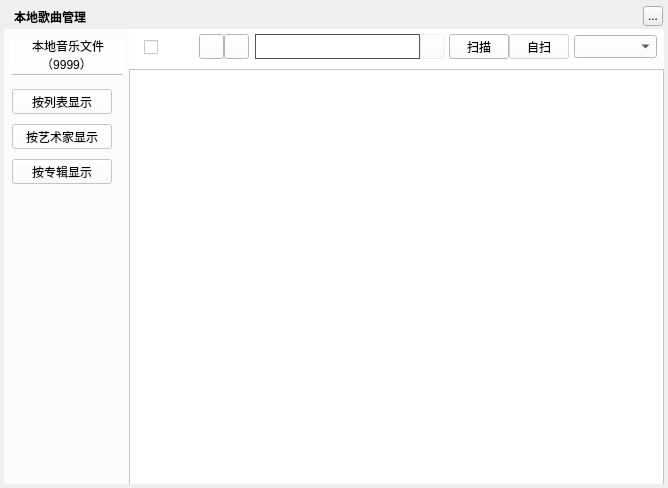
The window that TTKCore/musicUiKits/musicToolsetsKits/musiclocalsongsmanagerwidget.ui (Greedysky/TTKMusicPlayer) describes before a commit, drawn with Qt 5.
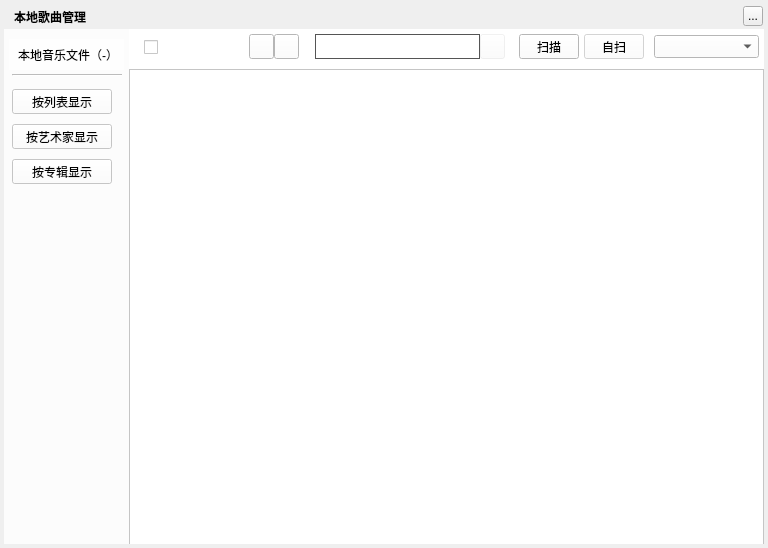
The same window after the commit. Icons and pictures are not drawn. Custom widgets are drawn as their Qt base class.

Diff of the .ui file:
```diff
--- a/TTKCore/musicUiKits/musicToolsetsKits/musiclocalsongsmanagerwidget.ui
+++ b/TTKCore/musicUiKits/musicToolsetsKits/musiclocalsongsmanagerwidget.ui
@@ -6,8 +6,8 @@
    <rect>
     <x>0</x>
     <y>0</y>
-    <width>668</width>
-    <height>488</height>
+    <width>768</width>
+    <height>548</height>
    </rect>
   </property>
   <property name="windowTitle">
@@ -21,8 +21,8 @@
     <rect>
      <x>4</x>
      <y>4</y>
-     <width>660</width>
-     <height>480</height>
+     <width>760</width>
+     <height>540</height>
     </rect>
    </property>
    <property name="text">
@@ -34,7 +34,7 @@
     <rect>
      <x>14</x>
      <y>4</y>
-     <width>100</width>
+     <width>181</width>
      <height>25</height>
     </rect>
    </property>
@@ -48,7 +48,7 @@
   <widget class="QToolButton" name="topTitleCloseButton">
    <property name="geometry">
     <rect>
-     <x>643</x>
+     <x>743</x>
      <y>6</y>
      <width>20</width>
      <height>20</height>
@@ -64,7 +64,7 @@
      <x>4</x>
      <y>29</y>
      <width>125</width>
-     <height>455</height>
+     <height>515</height>
     </rect>
    </property>
    <property name="styleSheet">
@@ -106,7 +106,7 @@
      </rect>
     </property>
     <property name="text">
-     <string> 本地音乐文件（9999）</string>
+     <string> 本地音乐文件（-）</string>
     </property>
     <property name="alignment">
      <set>Qt::AlignCenter</set>
@@ -147,8 +147,8 @@
     <rect>
      <x>129</x>
      <y>29</y>
-     <width>535</width>
-     <height>455</height>
+     <width>635</width>
+     <height>515</height>
     </rect>
    </property>
    <property name="styleSheet">
@@ -159,7 +159,7 @@
      <rect>
       <x>15</x>
       <y>10</y>
-      <width>52</width>
+      <width>75</width>
       <height>16</height>
      </rect>
     </property>
@@ -167,7 +167,7 @@
    <widget class="QToolButton" name="auditionButton">
     <property name="geometry">
      <rect>
-      <x>70</x>
+      <x>120</x>
       <y>5</y>
       <width>25</width>
       <height>25</height>
@@ -177,7 +177,7 @@
    <widget class="QToolButton" name="addButton">
     <property name="geometry">
      <rect>
-      <x>95</x>
+      <x>145</x>
       <y>5</y>
       <width>25</width>
       <height>25</height>
@@ -187,7 +187,7 @@
    <widget class="QLineEdit" name="searchLineEdit">
     <property name="geometry">
      <rect>
-      <x>126</x>
+      <x>186</x>
       <y>5</y>
       <width>165</width>
       <height>25</height>
@@ -200,7 +200,7 @@
    <widget class="QPushButton" name="scanButton">
     <property name="geometry">
      <rect>
-      <x>320</x>
+      <x>390</x>
       <y>5</y>
       <width>60</width>
       <height>25</height>
@@ -213,7 +213,7 @@
    <widget class="QPushButton" name="searchLineLabel">
     <property name="geometry">
      <rect>
-      <x>291</x>
+      <x>351</x>
       <y>5</y>
       <width>25</width>
       <height>25</height>
@@ -236,9 +236,9 @@
    <widget class="QComboBox" name="filterComboBox">
     <property name="geometry">
      <rect>
-      <x>445</x>
+      <x>525</x>
       <y>6</y>
-      <width>83</width>
+      <width>105</width>
       <height>23</height>
      </rect>
     </property>
@@ -248,7 +248,7 @@
      <rect>
       <x>0</x>
       <y>0</y>
-      <width>536</width>
+      <width>636</width>
       <height>40</height>
      </rect>
     </property>
@@ -258,7 +258,7 @@
     <widget class="QPushButton" name="scanCustButton">
      <property name="geometry">
       <rect>
-       <x>380</x>
+       <x>455</x>
        <y>5</y>
        <width>60</width>
        <height>25</height>
@@ -274,8 +274,8 @@
      <rect>
       <x>0</x>
       <y>40</y>
-      <width>535</width>
-      <height>420</height>
+      <width>635</width>
+      <height>480</height>
      </rect>
     </property>
     <widget class="MusicLocalSongsTableWidget" name="songlistsTable"/>
```
